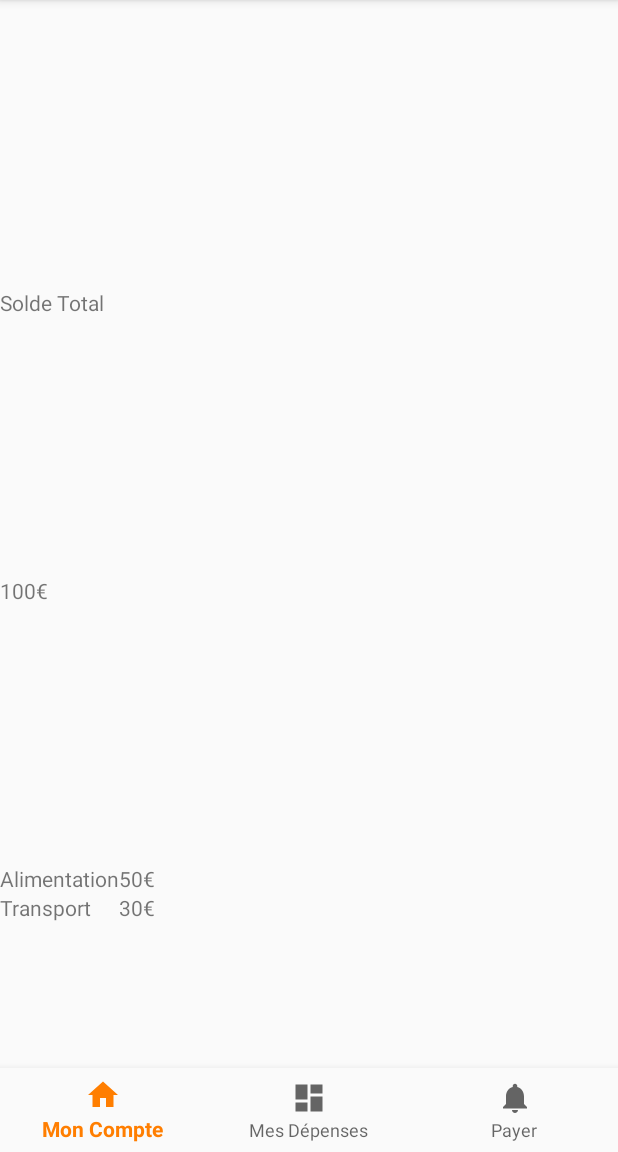
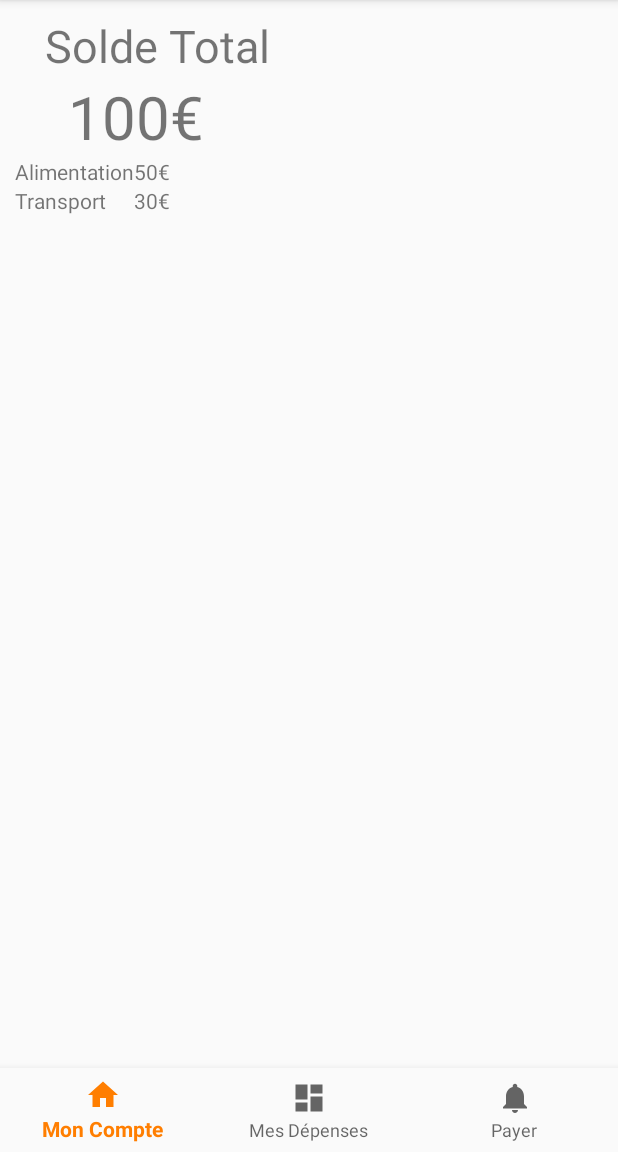
Before and after one commit to JeremyBouhi/ppe, an Android app: the screen it shows after launch (MenuDuTurfu), after a tap on "SE CONNECTER", on a phone screen of 412 x 824 dp, the part 84-1236 px from its top. Run offline under Robolectric (Android 15) with nearby library versions, the phone set to English and light mode, and no system bars.

Commit message:
dernier push avant la soutenanceee

```diff
--- a/app/src/main/java/calculator/moi/andoid/fr/paysmart/Confirmation.java
+++ b/app/src/main/java/calculator/moi/andoid/fr/paysmart/Confirmation.java
@@ -1,6 +1,7 @@
 package calculator.moi.andoid.fr.paysmart;
 
 import android.app.Fragment;
+import android.content.Intent;
 import android.os.Bundle;
 import android.support.v7.app.AppCompatActivity;
 import android.view.LayoutInflater;
@@ -21,10 +22,10 @@ public class Confirmation extends Fragment {
     @Override
     public View onCreateView(LayoutInflater inflater, ViewGroup container, Bundle savedInstanceState) {
 
+        View view = inflater.inflate(R.layout.confirmation, container, false);
+
         Button valider = (Button) view.findViewById(R.id.buttonValider);
         Button annuler = (Button) view.findViewById(R.id.buttonAnnuler);
-
-        View view = inflater.inflate(R.layout.confirmation, container, false);
 
         String ch = getArguments().getString(DATA_RECEIVE);
 
@@ -32,22 +33,24 @@ public class Confirmation extends Fragment {
         String montant = parts[0];
         String commerce= parts[1]; //= "La boulangerie 'La Duchesse'";
 
-
         TextView textConfirm = (TextView) view.findViewById(R.id.textConfirm);
         textConfirm.setText("Confirmez-vous la transaction de "+ montant + " € à " + commerce + " ?");
 
         valider.setOnClickListener(new View.OnClickListener() {
             public void onClick(View v) {
                 // Do something in response to button click
+                Intent intent = new Intent(getActivity(), MenuDuTurfu.class);  //Lancer l'activité
+                startActivity(intent);    //Afficher la vue
             }
         });
 
         annuler.setOnClickListener(new View.OnClickListener() {
             public void onClick(View v) {
                 // Do something in response to button click
+                Intent intent = new Intent(getActivity(), MenuDuTurfu.class);  //Lancer l'activité
+                startActivity(intent);    //Afficher la vue
             }
         });
-
 
         return view;
 
--- a/app/src/main/java/calculator/moi/andoid/fr/paysmart/MonCompte.java
+++ b/app/src/main/java/calculator/moi/andoid/fr/paysmart/MonCompte.java
@@ -61,8 +61,8 @@ public class MonCompte extends Fragment {
 
         View view = inflater.inflate(R.layout.mon_compte, container, false);
         //ButterKnife.bind(this, view);
-        utilisateurListView = (ListView) view.findViewById(R.id.soldeListView);
-        new FetchUtilisateurAsyncTask().execute();
+        //utilisateurListView = (ListView) view.findViewById(R.id.soldeListView);
+        //new FetchUtilisateurAsyncTask().execute();
         return view;
 
     }
--- /dev/null
+++ b/app/src/main/res/layout/code_pin.xml
@@ -0,0 +1,6 @@
+<?xml version="1.0" encoding="utf-8"?>
+<android.support.constraint.ConstraintLayout
+    xmlns:android="http://schemas.android.com/apk/res/android" android:layout_width="match_parent"
+    android:layout_height="match_parent">
+
+</android.support.constraint.ConstraintLayout>
--- a/app/src/main/res/layout/mon_compte.xml
+++ b/app/src/main/res/layout/mon_compte.xml
@@ -8,30 +8,31 @@
 
     <LinearLayout
         android:layout_width="match_parent"
-        android:layout_height="match_parent"
+        android:layout_height="wrap_content"
         android:orientation="vertical">
 
-        <ListView
-            android:id="@+id/soldeListView"
-            android:layout_width="match_parent"
-            android:layout_height="match_parent"
-            android:layout_weight="1" />
 
         <TextView
             android:id="@+id/textView"
             android:layout_width="match_parent"
             android:layout_height="match_parent"
+            android:layout_marginLeft="30dp"
+            android:layout_marginTop="10dp"
             android:layout_weight="1"
-            android:text="Solde Total" />
+            android:text="Solde Total"
+            android:textSize="30dp" />
 
         <TextView
             android:id="@+id/textView2"
             android:layout_width="match_parent"
             android:layout_height="match_parent"
+            android:layout_marginLeft="45dp"
             android:layout_weight="1"
-            android:text="100€" />
+            android:text="100€"
+            android:textSize="40dp" />
 
         <TableLayout
+            style="@style/ListeCategories"
             android:layout_width="match_parent"
             android:layout_height="match_parent"
             android:layout_weight="1">
--- a/app/src/main/res/values/styles.xml
+++ b/app/src/main/res/values/styles.xml
@@ -43,6 +43,13 @@
         <item name="android:color">@color/noir</item>
     </style>
 
+    <style name="ListeCategories">
+        <item name="android:textSize">20dp</item>
+        <item name="android:layout_marginLeft">10dp</item>
+        <item name="android:layout_marginBottom">2dp</item>
+        <item name="android:color">@color/noir</item>
+    </style>
+
     <style name="AppTheme.AppBarOverlay" parent="ThemeOverlay.AppCompat.Dark.ActionBar" />
 
     <style name="AppTheme.PopupOverlay" parent="ThemeOverlay.AppCompat.Light" />
```
